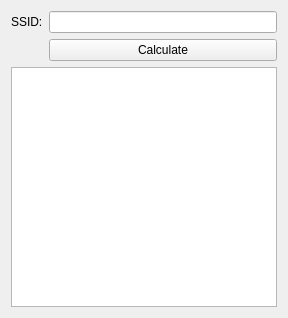
The window that forms/routerkeygen.ui (routerkeygen/routerkeygenPC) describes before a commit, drawn with Qt 5.
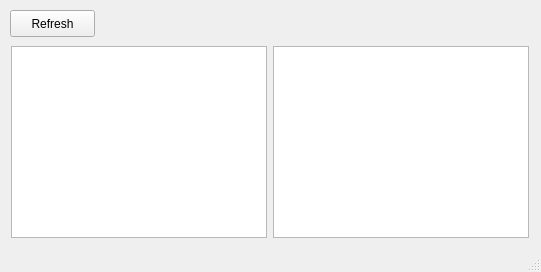
The same window after the commit.

Commit message: Initial remaking of the UI to include scanning

What changed in the file:
```diff
--- a/forms/routerkeygen.ui
+++ b/forms/routerkeygen.ui
@@ -6,37 +6,52 @@
    <rect>
     <x>0</x>
     <y>0</y>
-    <width>288</width>
-    <height>318</height>
+    <width>541</width>
+    <height>272</height>
    </rect>
   </property>
   <property name="windowTitle">
    <string>RouterKeygen</string>
   </property>
   <widget class="QWidget" name="centralWidget">
-   <layout class="QGridLayout" name="gridLayout">
-    <item row="0" column="0">
-     <widget class="QLabel" name="labelSSID">
-      <property name="text">
-       <string>SSID:</string>
-      </property>
-     </widget>
-    </item>
-    <item row="0" column="1">
-     <widget class="QLineEdit" name="inputSSID"/>
-    </item>
-    <item row="1" column="1">
-     <widget class="QPushButton" name="calcButton">
-      <property name="text">
-       <string>Calculate</string>
-      </property>
-     </widget>
-    </item>
-    <item row="2" column="0" colspan="2">
-     <widget class="QListWidget" name="listWidget"/>
-    </item>
-   </layout>
+   <widget class="QPushButton" name="refreshScan">
+    <property name="geometry">
+     <rect>
+      <x>10</x>
+      <y>10</y>
+      <width>85</width>
+      <height>27</height>
+     </rect>
+    </property>
+    <property name="text">
+     <string>Refresh</string>
+    </property>
+   </widget>
+   <widget class="QListWidget" name="passwordsList">
+    <property name="geometry">
+     <rect>
+      <x>273</x>
+      <y>46</y>
+      <width>256</width>
+      <height>192</height>
+     </rect>
+    </property>
+   </widget>
+   <widget class="QTableWidget" name="networkslist">
+    <property name="geometry">
+     <rect>
+      <x>11</x>
+      <y>46</y>
+      <width>256</width>
+      <height>192</height>
+     </rect>
+    </property>
+    <property name="sortingEnabled">
+     <bool>true</bool>
+    </property>
+   </widget>
   </widget>
+  <widget class="QStatusBar" name="statusBar"/>
  </widget>
  <layoutdefault spacing="6" margin="11"/>
  <resources/>
```
The commit also changes 3 other files.
